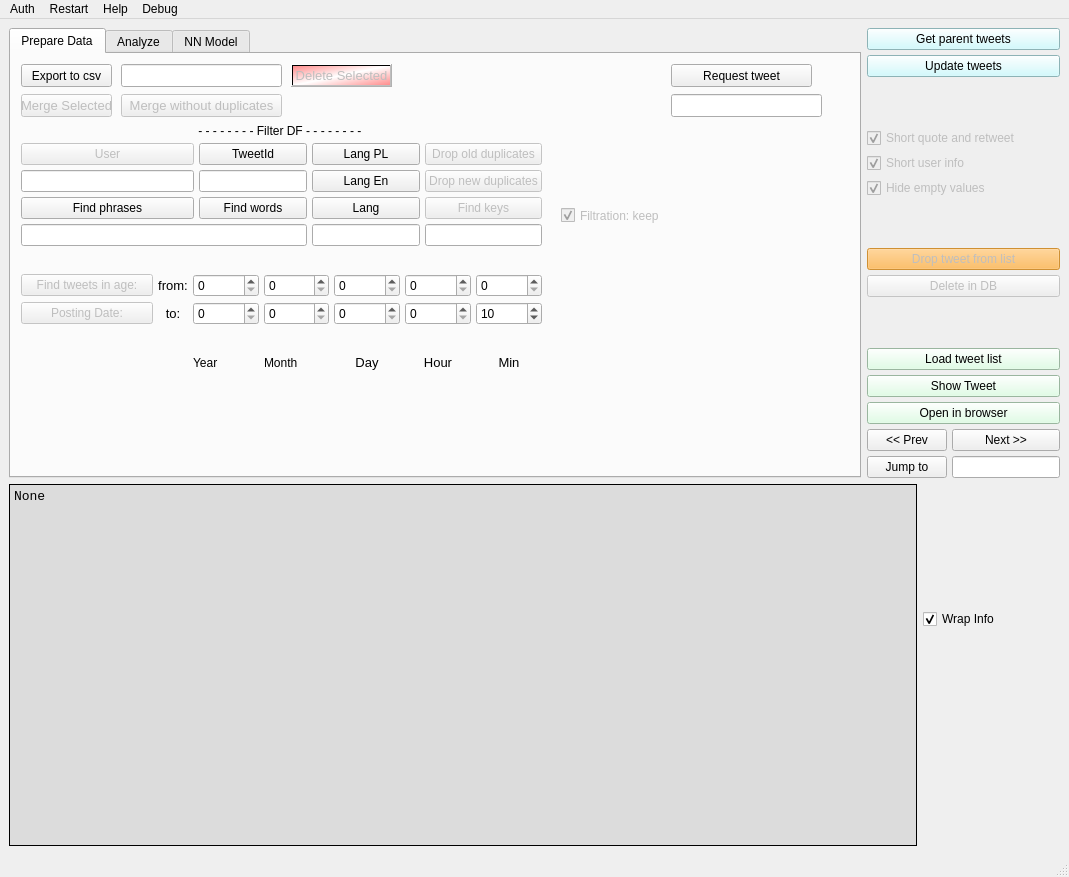
Above: twitter_analyzer/gui/GUI_QT.ui from GrzegorzKrug/TwitterAnalyzer before the change. Below: the same form after it.
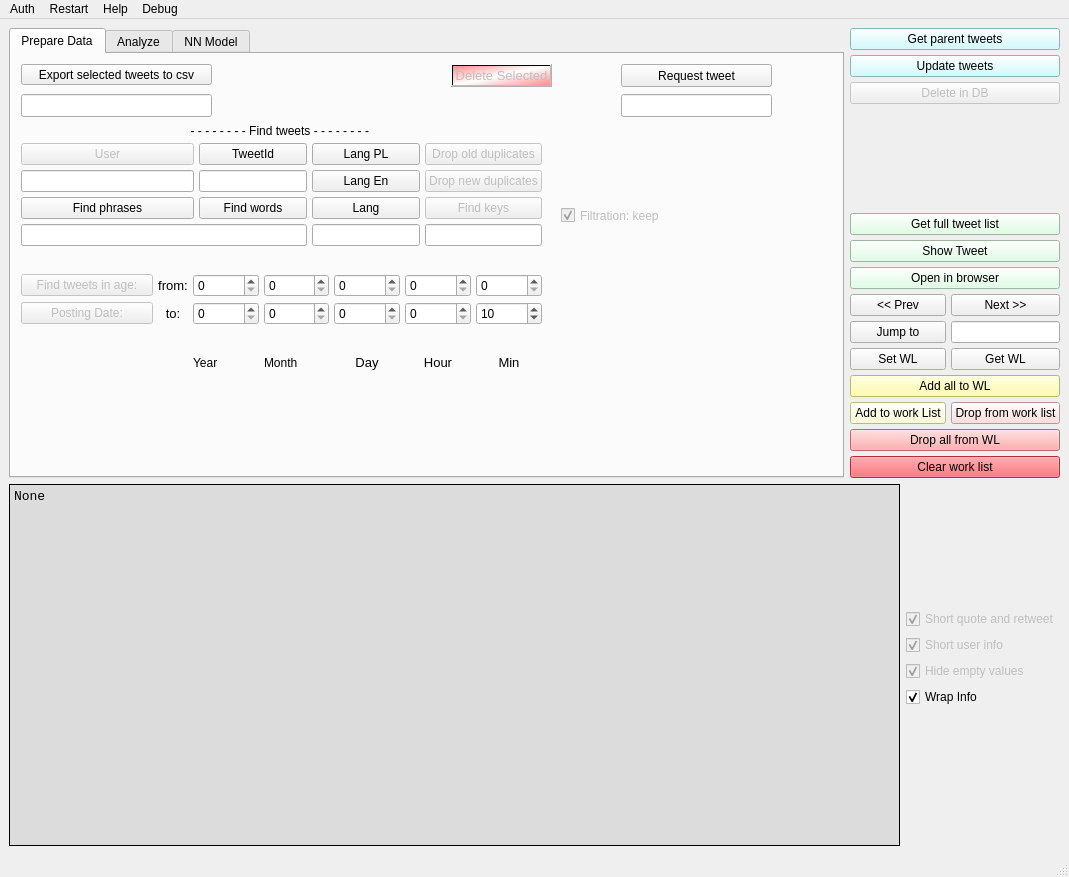
That is the form after the change.

Commit message: add/drop single/multipletweets in work list

```diff
--- a/twitter_analyzer/gui/GUI_QT.ui
+++ b/twitter_analyzer/gui/GUI_QT.ui
@@ -28,7 +28,7 @@
       </property>
       <item row="2" column="2" rowspan="3">
        <layout class="QGridLayout" name="grid_Small5">
-        <item row="0" column="0">
+        <item row="3" column="0">
          <widget class="QCheckBox" name="checkBox_wrap_console">
           <property name="text">
            <string>Wrap Info</string>
@@ -38,7 +38,7 @@
           </property>
          </widget>
         </item>
-        <item row="1" column="0">
+        <item row="4" column="0">
          <spacer name="verticalSpacer_4">
           <property name="orientation">
            <enum>Qt::Vertical</enum>
@@ -51,6 +51,51 @@
           </property>
          </spacer>
         </item>
+        <item row="2" column="0">
+         <widget class="QCheckBox" name="checkBox_HideEmptyValues">
+          <property name="enabled">
+           <bool>false</bool>
+          </property>
+          <property name="text">
+           <string>Hide empty values</string>
+          </property>
+          <property name="checked">
+           <bool>true</bool>
+          </property>
+         </widget>
+        </item>
+        <item row="1" column="0">
+         <widget class="QCheckBox" name="checkBox_DisplayShortUserinfo">
+          <property name="enabled">
+           <bool>false</bool>
+          </property>
+          <property name="layoutDirection">
+           <enum>Qt::LeftToRight</enum>
+          </property>
+          <property name="autoFillBackground">
+           <bool>false</bool>
+          </property>
+          <property name="text">
+           <string>Short user info</string>
+          </property>
+          <property name="checked">
+           <bool>true</bool>
+          </property>
+         </widget>
+        </item>
+        <item row="0" column="0">
+         <widget class="QCheckBox" name="checkBox_DisplayShortQuoteStatus">
+          <property name="enabled">
+           <bool>false</bool>
+          </property>
+          <property name="text">
+           <string>Short quote and retweet</string>
+          </property>
+          <property name="checked">
+           <bool>true</bool>
+          </property>
+         </widget>
+        </item>
        </layout>
       </item>
       <item row="1" column="0" rowspan="4" colspan="2">
@@ -91,128 +136,17 @@
         <property name="spacing">
          <number>5</number>
         </property>
-        <item row="25" column="1">
-         <widget class="QPushButton" name="pushButton_NextTweet">
+        <item row="27" column="1">
+         <widget class="QPushButton" name="pushButton_load_work_list">
           <property name="toolTip">
            <string>Show next Tweet from DF</string>
           </property>
           <property name="text">
-           <string>Next &gt;&gt;</string>
+           <string>Get WL</string>
           </property>
          </widget>
         </item>
-        <item row="10" column="0" colspan="2">
-         <widget class="QCheckBox" name="checkBox_HideEmptyValues">
-          <property name="enabled">
-           <bool>false</bool>
-          </property>
-          <property name="text">
-           <string>Hide empty values</string>
-          </property>
-          <property name="checked">
-           <bool>true</bool>
-          </property>
-         </widget>
-        </item>
-        <item row="25" column="0">
-         <widget class="QPushButton" name="pushButton_PreviousTweet">
-          <property name="toolTip">
-           <string>Show previous Tweet from DF</string>
-          </property>
-          <property name="text">
-           <string>&lt;&lt; Prev</string>
-          </property>
-         </widget>
-        </item>
-        <item row="26" column="0">
-         <widget class="QPushButton" name="pushButton_JumpToTweet">
-          <property name="toolTip">
-           <string>Jumps to tweet from given index.</string>
-          </property>
-          <property name="text">
-           <string>Jump to</string>
-          </property>
-         </widget>
-        </item>
-        <item row="9" column="0" colspan="2">
-         <widget class="QCheckBox" name="checkBox_DisplayShortUserinfo">
-          <property name="enabled">
-           <bool>false</bool>
-          </property>
-          <property name="layoutDirection">
-           <enum>Qt::LeftToRight</enum>
-          </property>
-          <property name="autoFillBackground">
-           <bool>false</bool>
-          </property>
-          <property name="text">
-           <string>Short user info</string>
-          </property>
-          <property name="checked">
-           <bool>true</bool>
-          </property>
-         </widget>
-        </item>
-        <item row="26" column="1">
-         <widget class="QLineEdit" name="lineEdit_JumpToTweet">
-          <property name="toolTip">
-           <string>Input index for Jump button.</string>
-          </property>
-         </widget>
-        </item>
-        <item row="8" column="0" colspan="2">
-         <widget class="QCheckBox" name="checkBox_DisplayShortQuoteStatus">
-          <property name="enabled">
-           <bool>false</bool>
-          </property>
-          <property name="text">
-           <string>Short quote and retweet</string>
-          </property>
-          <property name="checked">
-           <bool>true</bool>
-          </property>
-         </widget>
-        </item>
-        <item row="18" column="0" colspan="2">
-         <widget class="QPushButton" name="pushButton_drop_current_tweet">
-          <property name="enabled">
-           <bool>false</bool>
-          </property>
-          <property name="toolTip">
-           <string>Drops tweet from current Dataframe only.</string>
-          </property>
-          <property name="styleSheet">
-           <string notr="true">background-color: rgb(252, 175, 62);</string>
-          </property>
-          <property name="text">
-           <string>Drop tweet from list</string>
-          </property>
-         </widget>
-        </item>
-        <item row="20" column="0" colspan="2">
-         <widget class="QPushButton" name="pushButton">
-          <property name="enabled">
-           <bool>false</bool>
-          </property>
-          <property name="text">
-           <string>Delete in DB</string>
-          </property>
-         </widget>
-        </item>
-        <item row="14" column="1">
-         <spacer name="verticalSpacer">
-          <property name="orientation">
-           <enum>Qt::Vertical</enum>
-          </property>
-          <property name="sizeHint" stdset="0">
-           <size>
-            <width>20</width>
-            <height>40</height>
-           </size>
-          </property>
-         </spacer>
-        </item>
-        <item row="7" column="0">
+        <item row="8" column="0">
          <spacer name="verticalSpacer_2">
           <property name="orientation">
            <enum>Qt::Vertical</enum>
@@ -246,29 +180,56 @@
          </widget>
         </item>
         <item row="21" column="0">
-         <spacer name="verticalSpacer_6">
-          <property name="orientation">
-           <enum>Qt::Vertical</enum>
+         <widget class="QPushButton" name="pushButton_PreviousTweet">
+          <property name="toolTip">
+           <string>Show previous Tweet from DF</string>
           </property>
-          <property name="sizeHint" stdset="0">
-           <size>
-            <width>20</width>
-            <height>40</height>
-           </size>
+          <property name="text">
+           <string>&lt;&lt; Prev</string>
           </property>
-         </spacer>
+         </widget>
         </item>
-        <item row="24" column="0" colspan="2">
-         <widget class="QPushButton" name="pushButton_open_in_browser">
+        <item row="15" column="0" colspan="2">
+         <widget class="QPushButton" name="pushButton_ShowTweetAll">
           <property name="styleSheet">
            <string notr="true">background-color: rgb(215, 255, 223);</string>
           </property>
           <property name="text">
-           <string>Open in browser</string>
+           <string>Get full tweet list</string>
           </property>
          </widget>
         </item>
-        <item row="23" column="0" colspan="2">
+        <item row="22" column="0">
+         <widget class="QPushButton" name="pushButton_JumpToTweet">
+          <property name="toolTip">
+           <string>Jumps to tweet from given index.</string>
+          </property>
+          <property name="text">
+           <string>Jump to</string>
+          </property>
+         </widget>
+        </item>
+        <item row="21" column="1">
+         <widget class="QPushButton" name="pushButton_NextTweet">
+          <property name="toolTip">
+           <string>Show next Tweet from DF</string>
+          </property>
+          <property name="text">
+           <string>Next &gt;&gt;</string>
+          </property>
+         </widget>
+        </item>
+        <item row="7" column="0" colspan="2">
+         <widget class="QPushButton" name="pushButton">
+          <property name="enabled">
+           <bool>false</bool>
+          </property>
+          <property name="text">
+           <string>Delete in DB</string>
+          </property>
+         </widget>
+        </item>
+        <item row="16" column="0" colspan="2">
          <widget class="QPushButton" name="pushButton_ShowTweet">
           <property name="toolTip">
            <string>Show first Tweet from DF</string>
@@ -281,13 +242,86 @@
           </property>
          </widget>
         </item>
-        <item row="22" column="0" colspan="2">
-         <widget class="QPushButton" name="pushButton_ShowTweetAll">
+        <item row="27" column="0">
+         <widget class="QPushButton" name="pushButton_save_work_list">
+          <property name="toolTip">
+           <string>Saves current list as work list</string>
+          </property>
+          <property name="text">
+           <string>Set WL</string>
+          </property>
+         </widget>
+        </item>
+        <item row="22" column="1">
+         <widget class="QLineEdit" name="lineEdit_JumpToTweet">
+          <property name="toolTip">
+           <string>Input index for Jump button.</string>
+          </property>
+         </widget>
+        </item>
+        <item row="31" column="1">
+         <widget class="QPushButton" name="pushButton_drop_current_tweet">
+          <property name="enabled">
+           <bool>true</bool>
+          </property>
+          <property name="toolTip">
+           <string>Drops tweet from current Dataframe only.</string>
+          </property>
+          <property name="styleSheet">
+           <string notr="true">background-color: rgb(255, 210, 210);</string>
+          </property>
+          <property name="text">
+           <string>Drop from work list</string>
+          </property>
+         </widget>
+        </item>
+        <item row="17" column="0" colspan="2">
+         <widget class="QPushButton" name="pushButton_open_in_browser">
           <property name="styleSheet">
            <string notr="true">background-color: rgb(215, 255, 223);</string>
           </property>
           <property name="text">
-           <string>Load tweet list</string>
+           <string>Open in browser</string>
+          </property>
+         </widget>
+        </item>
+        <item row="31" column="0">
+         <widget class="QPushButton" name="pushButton_add_to_work_list">
+          <property name="styleSheet">
+           <string notr="true">background-color: rgb(255, 255, 202);</string>
+          </property>
+          <property name="text">
+           <string>Add to work List</string>
+          </property>
+         </widget>
+        </item>
+        <item row="30" column="0" colspan="2">
+         <widget class="QPushButton" name="pushButton_add_selection_to_worklist">
+          <property name="styleSheet">
+           <string notr="true">background-color: rgb(255, 255, 152);</string>
+          </property>
+          <property name="text">
+           <string>Add all to WL</string>
+          </property>
+         </widget>
+        </item>
+        <item row="33" column="0" colspan="2">
+         <widget class="QPushButton" name="pushButton_drop_selection_from_WL">
+          <property name="styleSheet">
+           <string notr="true">background-color: rgb(255, 150, 150);</string>
+          </property>
+          <property name="text">
+           <string>Drop all from WL</string>
+          </property>
+         </widget>
+        </item>
+        <item row="34" column="0" colspan="2">
+         <widget class="QPushButton" name="pushButton_clear_work_list">
+          <property name="styleSheet">
+           <string notr="true">background-color: rgb(255, 64, 74);</string>
+          </property>
+          <property name="text">
+           <string>Clear work list</string>
           </property>
          </widget>
         </item>
@@ -322,23 +356,23 @@
            <rect>
             <x>10</x>
             <y>10</y>
-            <width>91</width>
-            <height>23</height>
+            <width>191</width>
+            <height>21</height>
            </rect>
           </property>
           <property name="toolTip">
            <string>Save DF to .csv File, Name is optional</string>
           </property>
           <property name="text">
-           <string>Export to csv</string>
+           <string>Export selected tweets to csv</string>
           </property>
          </widget>
          <widget class="QLineEdit" name="lineEdit_DF_comment">
           <property name="geometry">
            <rect>
-            <x>110</x>
-            <y>10</y>
-            <width>161</width>
+            <x>10</x>
+            <y>40</y>
+            <width>191</width>
             <height>23</height>
            </rect>
           </property>
@@ -473,7 +507,7 @@
              <item row="0" column="0" colspan="4">
               <widget class="QLabel" name="label_6">
                <property name="text">
-                <string>- - - - - - - - Filter DF - - - - - - - - </string>
+                <string>- - - - - - - - Find tweets - - - - - - - - </string>
                </property>
                <property name="alignment">
                 <set>Qt::AlignCenter</set>
@@ -743,7 +777,7 @@
           </property>
           <property name="geometry">
            <rect>
-            <x>280</x>
+            <x>440</x>
             <y>10</y>
             <width>101</width>
             <height>23</height>
@@ -764,60 +798,6 @@
            <string>Delete Selected</string>
           </property>
          </widget>
-         <widget class="QPushButton" name="pushButton_merge_selected">
-          <property name="enabled">
-           <bool>false</bool>
-          </property>
-          <property name="geometry">
-           <rect>
-            <x>10</x>
-            <y>40</y>
-            <width>91</width>
-            <height>23</height>
-           </rect>
-          </property>
-          <property name="font">
-           <font>
-            <pointsize>10</pointsize>
-           </font>
-          </property>
-          <property name="toolTip">
-           <string>Merge Selected Files to new file.</string>
-          </property>
-          <property name="toolTipDuration">
-           <number>-1</number>
-          </property>
-          <property name="text">
-           <string>Merge Selected</string>
-          </property>
-         </widget>
-         <widget class="QPushButton" name="pushButton_merge_without_duplicates">
-          <property name="enabled">
-           <bool>false</bool>
-          </property>
-          <property name="geometry">
-           <rect>
-            <x>110</x>
-            <y>40</y>
-            <width>161</width>
-            <height>23</height>
-           </rect>
-          </property>
-          <property name="font">
-           <font>
-            <pointsize>10</pointsize>
-           </font>
-          </property>
-          <property name="toolTip">
-           <string>Merge Selected Files to new file.</string>
-          </property>
-          <property name="toolTipDuration">
-           <number>-1</number>
-          </property>
-          <property name="text">
-           <string>Merge without duplicates</string>
-          </property>
-         </widget>
          <widget class="QCheckBox" name="checkBox_filtration_keep_drop">
           <property name="enabled">
            <bool>false</bool>
@@ -840,9 +820,9 @@
          <widget class="QPushButton" name="pushButton_Request_Status">
           <property name="geometry">
            <rect>
-            <x>660</x>
+            <x>610</x>
             <y>10</y>
-            <width>141</width>
+            <width>151</width>
             <height>23</height>
            </rect>
           </property>
@@ -856,7 +836,7 @@
          <widget class="QLineEdit" name="lineEdit_request_statusId">
           <property name="geometry">
            <rect>
-            <x>660</x>
+            <x>610</x>
             <y>40</y>
             <width>151</width>
             <height>23</height>
```
Left out of the diff: 8 changed lines with no effect on the pictures. The commit also changes 4 other files.
